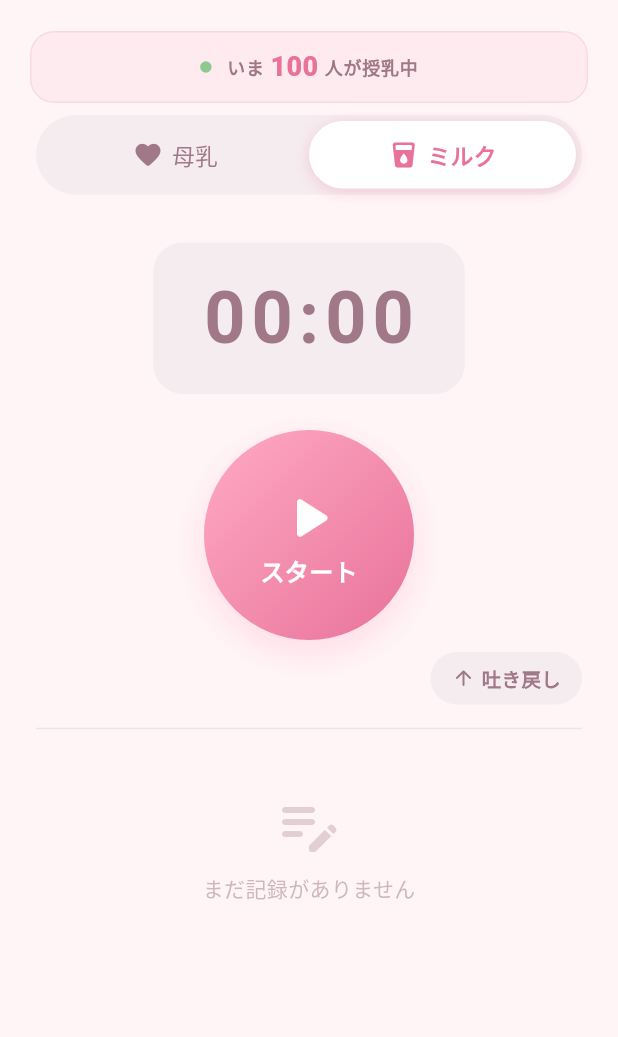
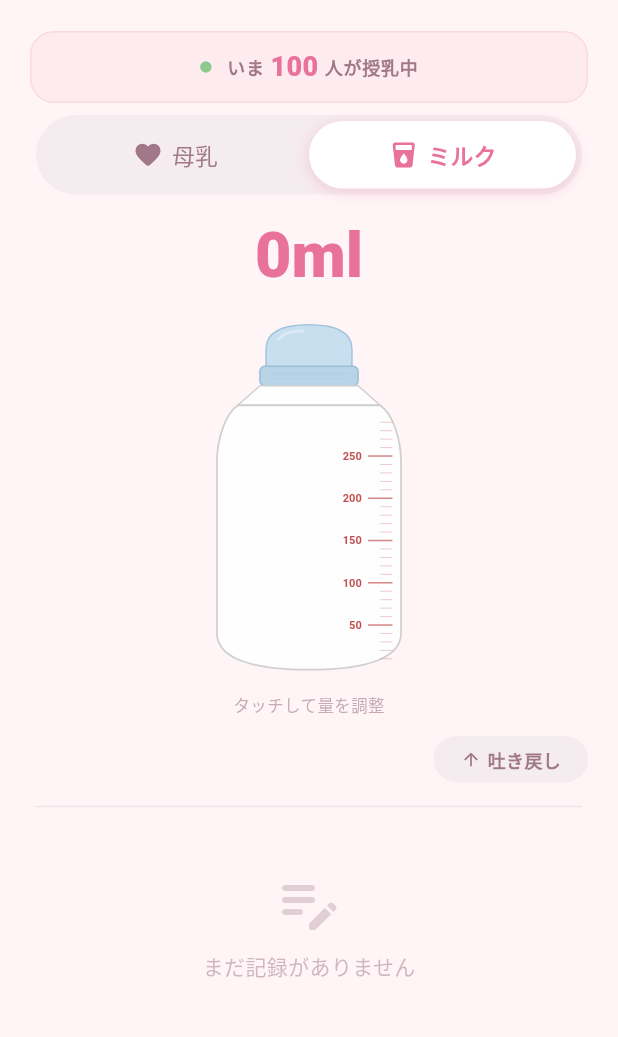
Before and after one commit to yoootan/milk-record-preview, a Flutter app: the screen it shows after launch, after a tap on "ミルク", on a phone screen of 412 x 824 dp, the part 65-1102 px from its top. Run offline on Flutter 3.47's test engine with Material 3 defaults, Android fonts, the phone set to English and light mode, and no system bars; our stand-ins replace flutter_riverpod, google_fonts, hive, hive_flutter; accounts and stored records are empty.

Commit message:
ミルクタブと吐き戻しボタンをpreview.htmlの仕様に合わせる
ミルクタブ:
- タイマー/スタート/ストップボタンを削除
- 哺乳瓶をタッチ→ドラッグで量調整→指を離すと即記録
- 「指をはなすと記録」「✓ 記録しました！」のヒント表示

吐き戻しボタン:
- タップ式からプレス&スライド式に変更
- 押したままポップアップが開き、スライドで選択肢をハイライト
- 指を離した位置の内容（少量/中量/大量）で記録

Co-Authored-By: Claude Opus 4.6 <noreply@anthropic.com>

```diff
--- a/lib/widgets/bottle_picker.dart
+++ b/lib/widgets/bottle_picker.dart
@@ -6,11 +6,17 @@ import '../theme/app_theme.dart';
 class BottlePicker extends StatefulWidget {
   final int initialAmount;
   final ValueChanged<int> onAmountChanged;
+  final VoidCallback? onTouchStart;
+  final VoidCallback? onTouchEnd;
+  final VoidCallback? onTouchCancel;
 
   const BottlePicker({
     super.key,
-    this.initialAmount = 100,
+    this.initialAmount = 0,
     required this.onAmountChanged,
+    this.onTouchStart,
+    this.onTouchEnd,
+    this.onTouchCancel,
   });
 
   @override
@@ -19,7 +25,7 @@ class BottlePicker extends StatefulWidget {
 
 class _BottlePickerState extends State<BottlePicker>
     with SingleTickerProviderStateMixin {
-  int _selectedAmount = 100;
+  int _selectedAmount = 0;
   bool _isTouching = false;
   late AnimationController _bubbleController;
 
@@ -43,12 +49,11 @@ class _BottlePickerState extends State<BottlePicker>
   }
 
   void _updateAmount(double localY, double height) {
-    // Bottle fill area: top 30% to bottom 95% of widget
+    // Bottle fill area mapped to SVG coordinates
     final fillTop = height * 0.28;
     final fillBottom = height * 0.93;
     final fillHeight = fillBottom - fillTop;
 
-    // Clamp and invert (top = max, bottom = 0)
     final clamped = localY.clamp(fillTop, fillBottom);
     final ratio = 1.0 - (clamped - fillTop) / fillHeight;
     final raw = (ratio * _maxAmount).round();
@@ -77,7 +82,7 @@ class _BottlePickerState extends State<BottlePicker>
           child: Text('${_selectedAmount}ml'),
         ),
         const SizedBox(height: 4),
-        // Bottle SVG-like UI
+        // Bottle
         SizedBox(
           width: 180,
           height: 260,
@@ -85,15 +90,38 @@ class _BottlePickerState extends State<BottlePicker>
             onPanStart: (details) {
               _isTouching = true;
               _updateAmount(details.localPosition.dy, 260);
+              widget.onTouchStart?.call();
             },
             onPanUpdate: (details) {
-              _updateAmount(details.localPosition.dy, 260);
+              // Cancel if dragged outside bottle bounds
+              final pos = details.localPosition;
+              if (pos.dx < 0 || pos.dx > 180 || pos.dy < 0 || pos.dy > 260) {
+                if (_isTouching) {
+                  _isTouching = false;
+                  setState(() => _selectedAmount = 0);
+                  widget.onAmountChanged(0);
+                  widget.onTouchCancel?.call();
+                }
+                return;
+              }
+              _updateAmount(pos.dy, 260);
             },
             onPanEnd: (_) {
+              if (_isTouching) {
                 _isTouching = false;
+                widget.onTouchEnd?.call();
+              }
             },
             onTapDown: (details) {
+              _isTouching = true;
               _updateAmount(details.localPosition.dy, 260);
+              widget.onTouchStart?.call();
+            },
+            onTapUp: (_) {
+              if (_isTouching) {
+                _isTouching = false;
+                widget.onTouchEnd?.call();
+              }
             },
             child: AnimatedBuilder(
               animation: _bubbleController,
@@ -113,6 +141,7 @@ class _BottlePickerState extends State<BottlePicker>
           ),
         ),
         const SizedBox(height: 4),
+        if (!_isTouching)
           Text(
             'タッチして量を調整',
             style: TextStyle(
@@ -144,8 +173,6 @@ class _BottlePainter extends CustomPainter {
   void paint(Canvas canvas, Size size) {
     final w = size.width;
     final h = size.height;
-
-    // Proportions (based on SVG viewBox 220x320 scaled to widget)
     final sx = w / 220;
     final sy = h / 320;
 
@@ -177,7 +204,6 @@ class _BottlePainter extends CustomPainter {
     canvas.drawPath(path, paint);
     canvas.drawPath(path, strokePaint);
 
-    // Cap highlight
     final hlPaint = Paint()
       ..color = Colors.white.withValues(alpha: 0.3)
       ..style = PaintingStyle.stroke
@@ -201,15 +227,10 @@ class _BottlePainter extends CustomPainter {
         ..strokeWidth = 1,
     );
 
-    // Ring lines
     final linePaint = Paint()
       ..color = const Color(0xFF9CBDD6).withValues(alpha: 0.35)
       ..strokeWidth = 0.5;
-    canvas.drawLine(
-      Offset(76 * sx, 62 * sy),
-      Offset(144 * sx, 62 * sy),
-      linePaint,
-    );
+    canvas.drawLine(Offset(76 * sx, 62 * sy), Offset(144 * sx, 62 * sy), linePaint);
     canvas.drawLine(
       Offset(76 * sx, 66 * sy),
       Offset(144 * sx, 66 * sy),
@@ -225,10 +246,7 @@ class _BottlePainter extends CustomPainter {
       ..lineTo(150 * sx, 72 * sy)
       ..close();
 
-    canvas.drawPath(
-      path,
-      Paint()..color = Colors.white.withValues(alpha: 0.95),
-    );
+    canvas.drawPath(path, Paint()..color = Colors.white.withValues(alpha: 0.95));
     canvas.drawPath(
       path,
       Paint()
@@ -252,10 +270,7 @@ class _BottlePainter extends CustomPainter {
 
   void _drawBody(Canvas canvas, double sx, double sy) {
     final path = _bodyPath(sx, sy);
-    canvas.drawPath(
-      path,
-      Paint()..color = Colors.white.withValues(alpha: 0.94),
-    );
+    canvas.drawPath(path, Paint()..color = Colors.white.withValues(alpha: 0.94));
     canvas.drawPath(
       path,
       Paint()
@@ -279,10 +294,7 @@ class _BottlePainter extends CustomPainter {
 
     // Milk gradient
     final milkRect = Rect.fromLTWH(
-      35 * sx,
-      milkTop * sy,
-      150 * sx,
-      (bottleBot - milkTop) * sy,
+      35 * sx, milkTop * sy, 150 * sx, (bottleBot - milkTop) * sy,
     );
     final milkPaint = Paint()
       ..shader = const LinearGradient(
@@ -292,14 +304,14 @@ class _BottlePainter extends CustomPainter {
       ).createShader(milkRect);
     canvas.drawRect(milkRect, milkPaint);
 
-    // Wave at top of milk
+    // Wave at top
     final wavePaint = Paint()..color = const Color(0xFFFFF8E8).withValues(alpha: 0.45);
     final wavePath = Path();
     final waveY = milkTop * sy;
     wavePath.moveTo(35 * sx, waveY);
     for (double x = 35; x <= 185; x += 1) {
       final wave = sin((x / 20 + bubblePhase * 2 * pi) * 1) * 2;
-      wavePath.lineTo(x * sx, (waveY + wave * sy));
+      wavePath.lineTo(x * sx, waveY + wave * sy);
     }
     wavePath.lineTo(185 * sx, waveY + 10 * sy);
     wavePath.lineTo(35 * sx, waveY + 10 * sy);
@@ -326,7 +338,6 @@ class _BottlePainter extends CustomPainter {
     for (final b in bubbles) {
       final phase = (bubblePhase + b.delay) % 1.0;
       if (b.startY < milkTop) continue;
-
       final y = b.startY - phase * 40;
       if (y < milkTop) continue;
 
@@ -348,9 +359,7 @@ class _BottlePainter extends CustomPainter {
     const bottleH = bottleBot - bottleTop;
     const bodyR = 184.0;
 
-    final scalePaint = Paint()
-      ..color = const Color(0xFFC05050)
-      ..strokeWidth = 0.5;
+    final scalePaint = Paint()..color = const Color(0xFFC05050);
 
     final textStyle = TextStyle(
       fontSize: 9 * sx,
--- a/lib/widgets/formula_view.dart
+++ b/lib/widgets/formula_view.dart
@@ -3,157 +3,129 @@ import 'package:flutter_riverpod/flutter_riverpod.dart';
 import 'package:uuid/uuid.dart';
 import '../models/feeding_record.dart';
 import '../providers/feeding_provider.dart';
-import '../providers/timer_provider.dart';
 import '../theme/app_theme.dart';
 import 'bottle_picker.dart';
-import 'timer_display.dart';
 
-class FormulaView extends ConsumerStatefulWidget {
+class FormulaView extends ConsumerWidget {
   const FormulaView({super.key});
 
   @override
-  ConsumerState<FormulaView> createState() => _FormulaViewState();
+  Widget build(BuildContext context, WidgetRef ref) {
+    return const Padding(
+      padding: EdgeInsets.symmetric(horizontal: 24),
+      child: Column(
+        children: [
+          SizedBox(height: 8),
+          _FormulaBottle(),
+        ],
+      ),
+    );
+  }
 }
 
-class _FormulaViewState extends ConsumerState<FormulaView> {
-  int _selectedAmount = 100;
+class _FormulaBottle extends ConsumerStatefulWidget {
+  const _FormulaBottle();
 
-  void _startFeeding() {
-    ref.read(timerProvider.notifier).start();
+  @override
+  ConsumerState<_FormulaBottle> createState() => _FormulaBottleState();
+}
+
+class _FormulaBottleState extends ConsumerState<_FormulaBottle> {
+  int _currentMl = 0;
+  int _lastRecordedMl = -1;
+  String _hintState = 'idle'; // 'idle', 'touching', 'saved'
+
+  void _onAmountChanged(int ml) {
+    setState(() {
+      _currentMl = ml;
+    });
   }
 
-  void _stopFeeding() {
-    final timerState = ref.read(timerProvider.notifier).stop();
+  void _onTouchStart() {
+    setState(() => _hintState = 'touching');
+  }
 
-    if (timerState.startedAt != null && timerState.elapsedSeconds > 0) {
+  void _onTouchEnd() {
+    if (_currentMl > 0 && _currentMl != _lastRecordedMl) {
+      // 記録保存
+      final now = DateTime.now();
       final record = FeedingRecord(
         id: const Uuid().v4(),
         type: 'formula',
-        durationSeconds: timerState.elapsedSeconds,
-        amountMl: _selectedAmount,
-        startedAt: timerState.startedAt!,
-        endedAt: DateTime.now(),
+        durationSeconds: 0,
+        amountMl: _currentMl,
+        startedAt: now,
+        endedAt: now,
       );
       ref.read(feedingRecordsProvider.notifier).addRecord(record);
+      _lastRecordedMl = _currentMl;
+
+      ScaffoldMessenger.of(context).showSnackBar(
+        SnackBar(
+          content: Text('ミルク ${_currentMl}ml 記録しました'),
+          backgroundColor: AppTheme.currentThemeColors.accent,
+          behavior: SnackBarBehavior.floating,
+          shape: RoundedRectangleBorder(
+            borderRadius: BorderRadius.circular(12),
+          ),
+          duration: const Duration(seconds: 2),
+        ),
+      );
+
+      setState(() => _hintState = 'saved');
+      Future.delayed(const Duration(milliseconds: 1500), () {
+        if (mounted) setState(() => _hintState = 'idle');
+      });
+    } else {
+      setState(() => _hintState = 'idle');
     }
+  }
+
+  void _onTouchCancel() {
+    setState(() {
+      _currentMl = 0;
+      _hintState = 'idle';
+    });
   }
 
   @override
   Widget build(BuildContext context) {
-    final timer = ref.watch(timerProvider);
     final colors = AppTheme.currentThemeColors;
-
-    return Padding(
-      padding: const EdgeInsets.symmetric(horizontal: 24),
-      child: Column(
-        children: [
-          const SizedBox(height: 24),
-          TimerDisplay(
-            time: timer.isRunning ? timer.displayTime : '00:00',
-            isRunning: timer.isRunning,
-          ),
-          const SizedBox(height: 24),
-
-          if (!timer.isRunning) ...[
-            _buildStartButton(colors),
-          ] else ...[
-            BottlePicker(
-              initialAmount: _selectedAmount,
-              onAmountChanged: (amount) {
-                _selectedAmount = amount;
-              },
-            ),
-            const SizedBox(height: 16),
-            _buildStopButton(colors),
-          ],
-        ],
-      ),
-    );
-  }
-
-  Widget _buildStartButton(ThemeColors colors) {
-    return GestureDetector(
-      onTap: _startFeeding,
-      child: Container(
-        width: 140,
-        height: 140,
-        decoration: BoxDecoration(
-          gradient: LinearGradient(
-            begin: Alignment.topLeft,
-            end: Alignment.bottomRight,
-            colors: colors.btnRightGradient,
-          ),
-          shape: BoxShape.circle,
-          boxShadow: [
-            BoxShadow(
-              color: colors.btnRightShadow,
-              blurRadius: 20,
-              offset: const Offset(0, 8),
-            ),
-          ],
+    return Column(
+      children: [
+        BottlePicker(
+          initialAmount: _currentMl,
+          onAmountChanged: _onAmountChanged,
+          onTouchStart: _onTouchStart,
+          onTouchEnd: _onTouchEnd,
+          onTouchCancel: _onTouchCancel,
         ),
-        child: const Column(
-          mainAxisAlignment: MainAxisAlignment.center,
-          children: [
-            Icon(
-              Icons.play_arrow_rounded,
-              color: Colors.white,
-              size: 48,
-            ),
-            Text(
-              'スタート',
-              style: TextStyle(
-                color: Colors.white,
-                fontSize: 16,
-                fontWeight: FontWeight.w700,
-              ),
-            ),
-          ],
+        const SizedBox(height: 4),
+        AnimatedSwitcher(
+          duration: const Duration(milliseconds: 200),
+          child: _hintState == 'touching'
+              ? Text(
+                  '指をはなすと記録',
+                  key: const ValueKey('touching'),
+                  style: TextStyle(
+                    fontSize: 12,
+                    fontWeight: FontWeight.w700,
+                    color: colors.accent,
+                  ),
+                )
+              : _hintState == 'saved'
+                  ? Text(
+                      '✓ 記録しました！',
+                      key: const ValueKey('saved'),
+                      style: TextStyle(
+                        fontSize: 12,
+                        fontWeight: FontWeight.w700,
+                        color: colors.accent,
+                      ),
+                    )
+                  : const SizedBox.shrink(key: ValueKey('idle')),
         ),
-      ),
-    );
-  }
-
-  Widget _buildStopButton(ThemeColors colors) {
-    return GestureDetector(
-      onTap: _stopFeeding,
-      child: Container(
-        width: 120,
-        height: 120,
-        decoration: BoxDecoration(
-          gradient: LinearGradient(
-            begin: Alignment.topLeft,
-            end: Alignment.bottomRight,
-            colors: colors.btnStopGradient,
-          ),
-          shape: BoxShape.circle,
-          boxShadow: [
-            BoxShadow(
-              color: colors.btnStopShadow,
-              blurRadius: 16,
-              offset: const Offset(0, 6),
-            ),
-          ],
-        ),
-        child: const Column(
-          mainAxisAlignment: MainAxisAlignment.center,
-          children: [
-            Icon(
-              Icons.stop_rounded,
-              color: Colors.white,
-              size: 40,
-            ),
-            Text(
-              'ストップ',
-              style: TextStyle(
-                color: Colors.white,
-                fontSize: 14,
-                fontWeight: FontWeight.w700,
-              ),
-            ),
-          ],
-        ),
-      ),
+      ],
     );
   }
 }
--- a/lib/widgets/spit_up_button.dart
+++ b/lib/widgets/spit_up_button.dart
@@ -12,40 +12,55 @@ class SpitUpButton extends ConsumerStatefulWidget {
   ConsumerState<SpitUpButton> createState() => _SpitUpButtonState();
 }
 
-class _SpitUpButtonState extends ConsumerState<SpitUpButton>
-    with SingleTickerProviderStateMixin {
-  bool _isExpanded = false;
-  late AnimationController _animationController;
-  late Animation<double> _scaleAnimation;
+class _SpitUpButtonState extends ConsumerState<SpitUpButton> {
+  bool _isActive = false;
+  String? _highlighted; // 'small' | 'medium' | 'large' | null
 
-  @override
-  void initState() {
-    super.initState();
-    _animationController = AnimationController(
-      duration: const Duration(milliseconds: 250),
-      vsync: this,
-    );
-    _scaleAnimation = CurvedAnimation(
-      parent: _animationController,
-      curve: Curves.easeOutBack,
-    );
+  // Keys for hit-testing the option chips
+  final _smallKey = GlobalKey();
+  final _mediumKey = GlobalKey();
+  final _largeKey = GlobalKey();
+
+  void _onPanStart(DragStartDetails details) {
+    setState(() {
+      _isActive = true;
+      _highlighted = null;
+    });
   }
 
-  @override
-  void dispose() {
-    _animationController.dispose();
-    super.dispose();
+  void _onPanUpdate(DragUpdateDetails details) {
+    if (!_isActive) return;
+    final pos = details.globalPosition;
+    setState(() {
+      _highlighted = _hitTest(pos);
+    });
   }
 
-  void _toggle() {
-    setState(() {
-      _isExpanded = !_isExpanded;
-      if (_isExpanded) {
-        _animationController.forward();
-      } else {
-        _animationController.reverse();
+  void _onPanEnd(DragEndDetails details) {
+    if (!_isActive) return;
+    setState(() => _isActive = false);
+
+    if (_highlighted != null) {
+      _recordSpitUp(_highlighted!);
     }
-    });
+    _highlighted = null;
+  }
+
+  String? _hitTest(Offset globalPosition) {
+    for (final entry in {
+      'small': _smallKey,
+      'medium': _mediumKey,
+      'large': _largeKey,
+    }.entries) {
+      final box = entry.value.currentContext?.findRenderObject() as RenderBox?;
+      if (box == null) continue;
+      final topLeft = box.localToGlobal(Offset.zero);
+      final rect = topLeft & box.size;
+      if (rect.contains(globalPosition)) {
+        return entry.key;
+      }
+    }
+    return null;
   }
 
   void _recordSpitUp(String amount) {
@@ -63,7 +78,7 @@ class _SpitUpButtonState extends ConsumerState<SpitUpButton>
     final label = _amountLabel(amount);
     ScaffoldMessenger.of(context).showSnackBar(
       SnackBar(
-        content: Text('吐き戻し（$label）を記録しました'),
+        content: Text('吐き戻し（$label）記録しました'),
         backgroundColor: AppTheme.currentThemeColors.accent,
         behavior: SnackBarBehavior.floating,
         shape: RoundedRectangleBorder(
@@ -72,8 +87,6 @@ class _SpitUpButtonState extends ConsumerState<SpitUpButton>
         duration: const Duration(seconds: 2),
       ),
     );
-
-    _toggle();
   }
 
   String _amountLabel(String amount) {
@@ -91,102 +104,127 @@ class _SpitUpButtonState extends ConsumerState<SpitUpButton>
 
   @override
   Widget build(BuildContext context) {
+    final colors = AppTheme.currentThemeColors;
     return Padding(
-      padding: const EdgeInsets.symmetric(horizontal: 24),
+      padding: const EdgeInsets.symmetric(horizontal: 20),
+      child: Align(
+        alignment: Alignment.centerRight,
+        child: GestureDetector(
+          onPanStart: _onPanStart,
+          onPanUpdate: _onPanUpdate,
+          onPanEnd: _onPanEnd,
+          // Also handle simple long press for non-drag
+          onLongPressStart: (details) {
+            setState(() {
+              _isActive = true;
+              _highlighted = null;
+            });
+          },
+          onLongPressMoveUpdate: (details) {
+            if (!_isActive) return;
+            setState(() {
+              _highlighted = _hitTest(details.globalPosition);
+            });
+          },
+          onLongPressEnd: (details) {
+            if (!_isActive) return;
+            setState(() => _isActive = false);
+            if (_highlighted != null) {
+              _recordSpitUp(_highlighted!);
+            }
+            _highlighted = null;
+          },
+          child: Stack(
+            clipBehavior: Clip.none,
+            children: [
+              // The button itself
+              Container(
+                padding: const EdgeInsets.symmetric(horizontal: 18, vertical: 7),
+                decoration: BoxDecoration(
+                  color: _isActive
+                      ? colors.red.withValues(alpha: 0.12)
+                      : colors.gray,
+                  borderRadius: BorderRadius.circular(18),
+                ),
                 child: Row(
-        mainAxisAlignment: MainAxisAlignment.end,
+                  mainAxisSize: MainAxisSize.min,
                   children: [
-          if (_isExpanded)
-            ScaleTransition(
-              scale: _scaleAnimation,
+                    Icon(
+                      Icons.arrow_upward_rounded,
+                      size: 14,
+                      color: _isActive ? colors.red : colors.textSub,
+                    ),
+                    const SizedBox(width: 4),
+                    Text(
+                      '吐き戻し',
+                      style: TextStyle(
+                        fontSize: 12,
+                        fontWeight: FontWeight.w600,
+                        color: _isActive ? colors.red : colors.textSub,
+                      ),
+                    ),
+                  ],
+                ),
+              ),
+              // Popup options (positioned above button)
+              if (_isActive)
+                Positioned(
+                  bottom: 40,
+                  right: 0,
                   child: Container(
-                margin: const EdgeInsets.only(right: 8),
-                padding: const EdgeInsets.symmetric(horizontal: 4, vertical: 4),
+                    padding: const EdgeInsets.all(6),
                     decoration: BoxDecoration(
-                  color: Colors.white,
-                  borderRadius: BorderRadius.circular(24),
+                      color: colors.card,
+                      borderRadius: BorderRadius.circular(16),
                       boxShadow: [
                         BoxShadow(
-                      color: Colors.black.withValues(alpha: 0.1),
-                      blurRadius: 12,
-                      offset: const Offset(0, 4),
+                          color: Colors.black.withValues(alpha: 0.12),
+                          blurRadius: 20,
+                          offset: const Offset(0, -4),
                         ),
                       ],
                     ),
                     child: Row(
                       mainAxisSize: MainAxisSize.min,
                       children: [
-                    _buildAmountChip('少量', 'small', const Color(0xFFFFF3E0)),
+                        _buildChip('少量', 'small', _smallKey, colors),
                         const SizedBox(width: 4),
-                    _buildAmountChip('中量', 'medium', const Color(0xFFFFE0B2)),
+                        _buildChip('中量', 'medium', _mediumKey, colors),
                         const SizedBox(width: 4),
-                    _buildAmountChip('大量', 'large', const Color(0xFFFFCCBC)),
+                        _buildChip('大量', 'large', _largeKey, colors),
                       ],
                     ),
-              ),
-            ),
-          GestureDetector(
-            onTap: _toggle,
-            child: AnimatedContainer(
-              duration: const Duration(milliseconds: 200),
-              padding: const EdgeInsets.symmetric(horizontal: 14, vertical: 8),
-              decoration: BoxDecoration(
-                color: _isExpanded
-                    ? const Color(0xFFEF5350).withValues(alpha: 0.12)
-                    : AppTheme.currentThemeColors.gray,
-                borderRadius: BorderRadius.circular(20),
-                border: _isExpanded
-                    ? Border.all(
-                        color: const Color(0xFFEF5350).withValues(alpha: 0.3))
-                    : null,
-              ),
-              child: Row(
-                mainAxisSize: MainAxisSize.min,
-                children: [
-                  Icon(
-                    Icons.arrow_upward_rounded,
-                    size: 16,
-                    color: _isExpanded
-                        ? const Color(0xFFEF5350)
-                        : AppTheme.currentThemeColors.textSub,
-                  ),
-                  const SizedBox(width: 4),
-                  Text(
-                    '吐き戻し',
-                    style: TextStyle(
-                      fontSize: 13,
-                      fontWeight: FontWeight.w600,
-                      color: _isExpanded
-                          ? const Color(0xFFEF5350)
-                          : AppTheme.currentThemeColors.textSub,
                   ),
                 ),
             ],
           ),
         ),
       ),
-        ],
-      ),
     );
   }
 
-  Widget _buildAmountChip(String label, String value, Color bgColor) {
-    return GestureDetector(
-      onTap: () => _recordSpitUp(value),
-      child: Container(
-        padding: const EdgeInsets.symmetric(horizontal: 14, vertical: 8),
+  Widget _buildChip(
+    String label,
+    String value,
+    GlobalKey key,
+    ThemeColors colors,
+  ) {
+    final isHighlighted = _highlighted == value;
+    return Container(
+      key: key,
+      padding: const EdgeInsets.symmetric(horizontal: 16, vertical: 10),
       decoration: BoxDecoration(
-          color: bgColor,
-          borderRadius: BorderRadius.circular(18),
+        color: isHighlighted ? colors.accentLight : Colors.transparent,
+        borderRadius: BorderRadius.circular(12),
       ),
-        child: Text(
-          label,
-          style: const TextStyle(
-            fontSize: 13,
-            fontWeight: FontWeight.w700,
-            color: Color(0xFF5D4037),
+      child: AnimatedDefaultTextStyle(
+        duration: const Duration(milliseconds: 100),
+        style: TextStyle(
+          fontSize: isHighlighted ? 14 : 13,
+          fontWeight: isHighlighted ? FontWeight.w700 : FontWeight.w600,
+          color: isHighlighted ? colors.accent : colors.textSub,
         ),
-        ),
+        child: Text(label),
       ),
     );
   }
```
Lines whose indentation alone changed are shown as unchanged.
